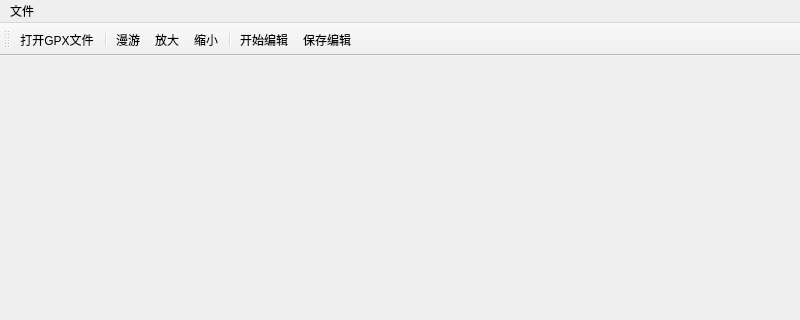
First picture: the form in GPSTrackEditer.ui, repository dslwz2008/GPSTrackEditer, before the edit; both pictures show x 0 to 800 and y 0 to 320 of the 800 by 600 pixel window.
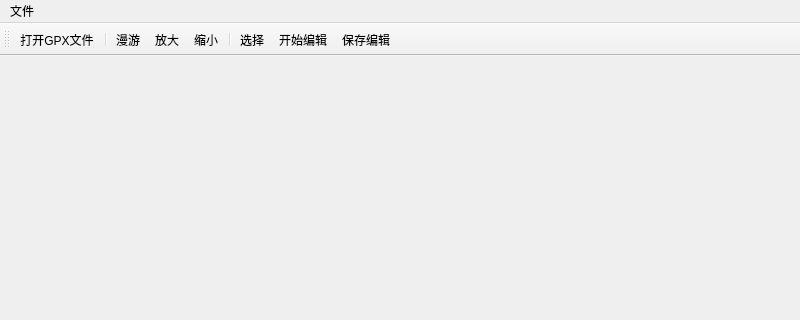
Second picture: the form after the edit. Icons and pictures are not drawn.

What changed in the file:
```diff
--- a/GPSTrackEditer.ui
+++ b/GPSTrackEditer.ui
@@ -52,6 +52,7 @@
    <addaction name="action_ZoomIn"/>
    <addaction name="action_ZoomOut"/>
    <addaction name="separator"/>
+   <addaction name="action_SelectByRect"/>
    <addaction name="action_StartEditing"/>
    <addaction name="action_Save"/>
   </widget>
@@ -149,6 +150,16 @@
     <string>保存编辑</string>
    </property>
   </action>
+  <action name="action_SelectByRect">
+   <property name="icon">
+    <iconset>
+     <normalon>:/icons/icons/SelectionSelectTool32.png</normalon>
+    </iconset>
+   </property>
+   <property name="text">
+    <string>选择</string>
+   </property>
+  </action>
  </widget>
  <resources>
   <include location="GPSTrackEditer.qrc"/>
```
